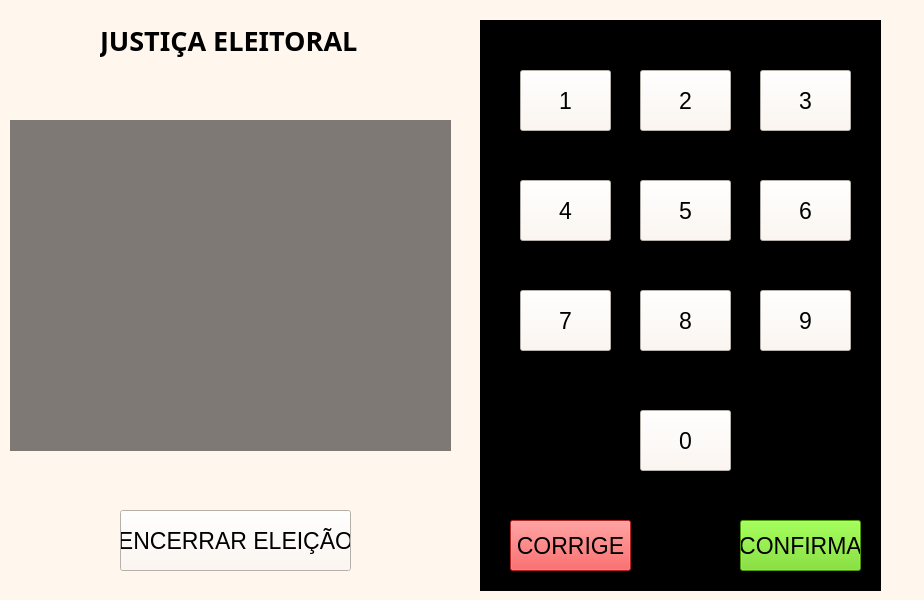
This is UrnaEletrônicaUI/tse.ui in Hecmitios/Urna-Eletr-nica as Qt 5 draws it before an edit. The edited form follows.
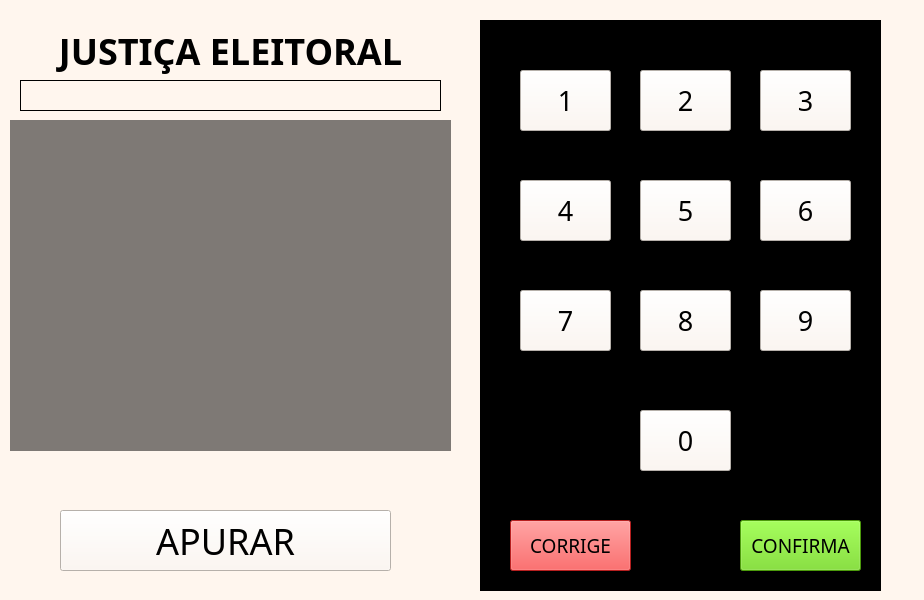
This is the edited form.

Patch:
```diff
--- a/UrnaEletrônicaUI/tse.ui
+++ b/UrnaEletrônicaUI/tse.ui
@@ -34,7 +34,12 @@
     </property>
     <property name="font">
      <font>
-      <pointsize>17</pointsize>
+      <family>Arial Black</family>
+      <pointsize>20</pointsize>
+      <weight>50</weight>
+      <italic>false</italic>
+      <bold>false</bold>
+      <stylestrategy>PreferAntialias</stylestrategy>
      </font>
     </property>
     <property name="cursor">
@@ -47,23 +52,34 @@
    <widget class="QLabel" name="label">
     <property name="geometry">
      <rect>
-      <x>100</x>
-      <y>20</y>
-      <width>281</width>
-      <height>41</height>
+      <x>30</x>
+      <y>10</y>
+      <width>401</width>
+      <height>81</height>
      </rect>
     </property>
     <property name="font">
      <font>
-      <family>Microsoft YaHei</family>
-      <pointsize>20</pointsize>
+      <family>Ebrima</family>
+      <pointsize>27</pointsize>
       <weight>75</weight>
+      <italic>false</italic>
       <bold>true</bold>
+      <underline>false</underline>
+      <strikeout>false</strikeout>
+      <stylestrategy>PreferAntialias</stylestrategy>
+      <kerning>true</kerning>
      </font>
     </property>
+    <property name="layoutDirection">
+     <enum>Qt::LeftToRight</enum>
+    </property>
     <property name="text">
      <string>JUSTIÇA ELEITORAL</string>
     </property>
+    <property name="alignment">
+     <set>Qt::AlignCenter</set>
+    </property>
    </widget>
    <widget class="QPushButton" name="bt3">
     <property name="geometry">
@@ -76,7 +92,12 @@
     </property>
     <property name="font">
      <font>
-      <pointsize>17</pointsize>
+      <family>Arial Black</family>
+      <pointsize>20</pointsize>
+      <weight>50</weight>
+      <italic>false</italic>
+      <bold>false</bold>
+      <stylestrategy>PreferAntialias</stylestrategy>
      </font>
     </property>
     <property name="cursor">
@@ -97,7 +118,12 @@
     </property>
     <property name="font">
      <font>
-      <pointsize>17</pointsize>
+      <family>Arial Black</family>
+      <pointsize>20</pointsize>
+      <weight>50</weight>
+      <italic>false</italic>
+      <bold>false</bold>
+      <stylestrategy>PreferAntialias</stylestrategy>
      </font>
     </property>
     <property name="cursor">
@@ -118,7 +144,12 @@
     </property>
     <property name="font">
      <font>
-      <pointsize>17</pointsize>
+      <family>Arial Black</family>
+      <pointsize>20</pointsize>
+      <weight>50</weight>
+      <italic>false</italic>
+      <bold>false</bold>
+      <stylestrategy>PreferAntialias</stylestrategy>
      </font>
     </property>
     <property name="cursor">
@@ -139,7 +170,12 @@
     </property>
     <property name="font">
      <font>
-      <pointsize>17</pointsize>
+      <family>Arial Black</family>
+      <pointsize>20</pointsize>
+      <weight>50</weight>
+      <italic>false</italic>
+      <bold>false</bold>
+      <stylestrategy>PreferAntialias</stylestrategy>
      </font>
     </property>
     <property name="cursor">
@@ -160,7 +196,12 @@
     </property>
     <property name="font">
      <font>
-      <pointsize>17</pointsize>
+      <family>Arial Black</family>
+      <pointsize>20</pointsize>
+      <weight>50</weight>
+      <italic>false</italic>
+      <bold>false</bold>
+      <stylestrategy>PreferAntialias</stylestrategy>
      </font>
     </property>
     <property name="cursor">
@@ -181,7 +222,12 @@
     </property>
     <property name="font">
      <font>
-      <pointsize>17</pointsize>
+      <family>Arial Black</family>
+      <pointsize>20</pointsize>
+      <weight>50</weight>
+      <italic>false</italic>
+      <bold>false</bold>
+      <stylestrategy>PreferAntialias</stylestrategy>
      </font>
     </property>
     <property name="cursor">
@@ -202,7 +248,12 @@
     </property>
     <property name="font">
      <font>
-      <pointsize>17</pointsize>
+      <family>Arial Black</family>
+      <pointsize>20</pointsize>
+      <weight>50</weight>
+      <italic>false</italic>
+      <bold>false</bold>
+      <stylestrategy>PreferAntialias</stylestrategy>
      </font>
     </property>
     <property name="cursor">
@@ -223,7 +274,12 @@
     </property>
     <property name="font">
      <font>
-      <pointsize>17</pointsize>
+      <family>Arial Black</family>
+      <pointsize>20</pointsize>
+      <weight>50</weight>
+      <italic>false</italic>
+      <bold>false</bold>
+      <stylestrategy>PreferAntialias</stylestrategy>
      </font>
     </property>
     <property name="cursor">
@@ -244,7 +300,12 @@
     </property>
     <property name="font">
      <font>
-      <pointsize>17</pointsize>
+      <family>Arial Black</family>
+      <pointsize>20</pointsize>
+      <weight>50</weight>
+      <italic>false</italic>
+      <bold>false</bold>
+      <stylestrategy>PreferAntialias</stylestrategy>
      </font>
     </property>
     <property name="cursor">
@@ -263,6 +324,16 @@
       <height>571</height>
      </rect>
     </property>
+    <property name="font">
+     <font>
+      <family>Arial Black</family>
+      <pointsize>14</pointsize>
+      <weight>50</weight>
+      <italic>false</italic>
+      <bold>false</bold>
+      <stylestrategy>PreferAntialias</stylestrategy>
+     </font>
+    </property>
     <property name="styleSheet">
      <string notr="true">background-color: rgb(0, 0, 0);</string>
     </property>
@@ -277,7 +348,12 @@
      </property>
      <property name="font">
       <font>
-       <pointsize>17</pointsize>
+       <family>Arial Black</family>
+       <pointsize>14</pointsize>
+       <weight>50</weight>
+       <italic>false</italic>
+       <bold>false</bold>
+       <stylestrategy>PreferAntialias</stylestrategy>
       </font>
      </property>
      <property name="cursor">
@@ -301,7 +377,12 @@
      </property>
      <property name="font">
       <font>
-       <pointsize>17</pointsize>
+       <family>Arial Black</family>
+       <pointsize>14</pointsize>
+       <weight>50</weight>
+       <italic>false</italic>
+       <bold>false</bold>
+       <stylestrategy>PreferAntialias</stylestrategy>
       </font>
      </property>
      <property name="cursor">
@@ -324,16 +405,48 @@
       <height>331</height>
      </rect>
     </property>
+    <property name="font">
+     <font>
+      <family>Arial Black</family>
+      <pointsize>20</pointsize>
+      <weight>50</weight>
+      <italic>false</italic>
+      <bold>false</bold>
+      <stylestrategy>PreferAntialias</stylestrategy>
+     </font>
+    </property>
     <property name="styleSheet">
      <string notr="true">
 background-color: rgb(126, 121, 117);</string>
     </property>
+    <widget class="QLabel" name="imagemCandidato">
+     <property name="geometry">
+      <rect>
+       <x>60</x>
+       <y>20</y>
+       <width>321</width>
+       <height>281</height>
+      </rect>
+     </property>
+     <property name="font">
+      <font>
+       <pointsize>5</pointsize>
+       <stylestrategy>PreferAntialias</stylestrategy>
+      </font>
+     </property>
+     <property name="text">
+      <string/>
+     </property>
+     <property name="scaledContents">
+      <bool>true</bool>
+     </property>
+    </widget>
     <widget class="QLabel" name="numeroPrint">
      <property name="geometry">
       <rect>
-       <x>110</x>
+       <x>0</x>
        <y>130</y>
-       <width>221</width>
+       <width>441</width>
        <height>71</height>
       </rect>
      </property>
@@ -342,6 +455,10 @@
        <pointsize>24</pointsize>
       </font>
      </property>
+     <property name="styleSheet">
+      <string notr="true">background-color: transparent;
+</string>
+     </property>
      <property name="frameShape">
       <enum>QFrame::NoFrame</enum>
      </property>
@@ -358,68 +475,20 @@
       <set>Qt::AlignCenter</set>
      </property>
     </widget>
-    <widget class="QLabel" name="mensagemVoto">
-     <property name="geometry">
-      <rect>
-       <x>30</x>
-       <y>240</y>
-       <width>361</width>
-       <height>71</height>
-      </rect>
-     </property>
-     <property name="font">
-      <font>
-       <family>MS Shell Dlg 2</family>
-       <pointsize>10</pointsize>
-       <weight>9</weight>
-       <italic>false</italic>
-       <bold>false</bold>
-      </font>
-     </property>
-     <property name="styleSheet">
-      <string notr="true">color: rgb(255, 0, 0);</string>
-     </property>
-     <property name="text">
-      <string/>
-     </property>
-     <property name="alignment">
-      <set>Qt::AlignCenter</set>
-     </property>
-    </widget>
-   </widget>
-   <widget class="QLabel" name="textoConfirma">
-    <property name="geometry">
-     <rect>
-      <x>110</x>
-      <y>80</y>
-      <width>241</width>
-      <height>31</height>
-     </rect>
-    </property>
-    <property name="font">
-     <font>
-      <pointsize>17</pointsize>
-     </font>
-    </property>
-    <property name="text">
-     <string/>
-    </property>
-    <property name="alignment">
-     <set>Qt::AlignCenter</set>
-    </property>
    </widget>
    <widget class="QPushButton" name="btEncerrar">
     <property name="geometry">
      <rect>
-      <x>120</x>
+      <x>60</x>
       <y>510</y>
-      <width>231</width>
+      <width>331</width>
       <height>61</height>
      </rect>
     </property>
     <property name="font">
      <font>
-      <pointsize>17</pointsize>
+      <family>Arial Black</family>
+      <pointsize>27</pointsize>
      </font>
     </property>
     <property name="cursor">
@@ -429,7 +498,39 @@
      <string notr="true">border-color: rgb(255, 0, 0);</string>
     </property>
     <property name="text">
-     <string>ENCERRAR ELEIÇÃO</string>
+     <string>APURAR</string>
+    </property>
+   </widget>
+   <widget class="QLabel" name="mensagemVoto">
+    <property name="geometry">
+     <rect>
+      <x>20</x>
+      <y>80</y>
+      <width>421</width>
+      <height>31</height>
+     </rect>
+    </property>
+    <property name="font">
+     <font>
+      <family>MS Shell Dlg 2</family>
+      <pointsize>13</pointsize>
+      <weight>50</weight>
+      <italic>false</italic>
+      <bold>false</bold>
+      <stylestrategy>PreferAntialias</stylestrategy>
+     </font>
+    </property>
+    <property name="styleSheet">
+     <string notr="true"/>
+    </property>
+    <property name="frameShape">
+     <enum>QFrame::Box</enum>
+    </property>
+    <property name="text">
+     <string/>
+    </property>
+    <property name="alignment">
+     <set>Qt::AlignCenter</set>
     </property>
    </widget>
    <zorder>widget</zorder>
@@ -444,9 +545,9 @@
    <zorder>bt6</zorder>
    <zorder>label</zorder>
    <zorder>widget_2</zorder>
-   <zorder>textoConfirma</zorder>
    <zorder>btEncerrar</zorder>
    <zorder>bt8</zorder>
+   <zorder>mensagemVoto</zorder>
   </widget>
  </widget>
  <resources/>
```
